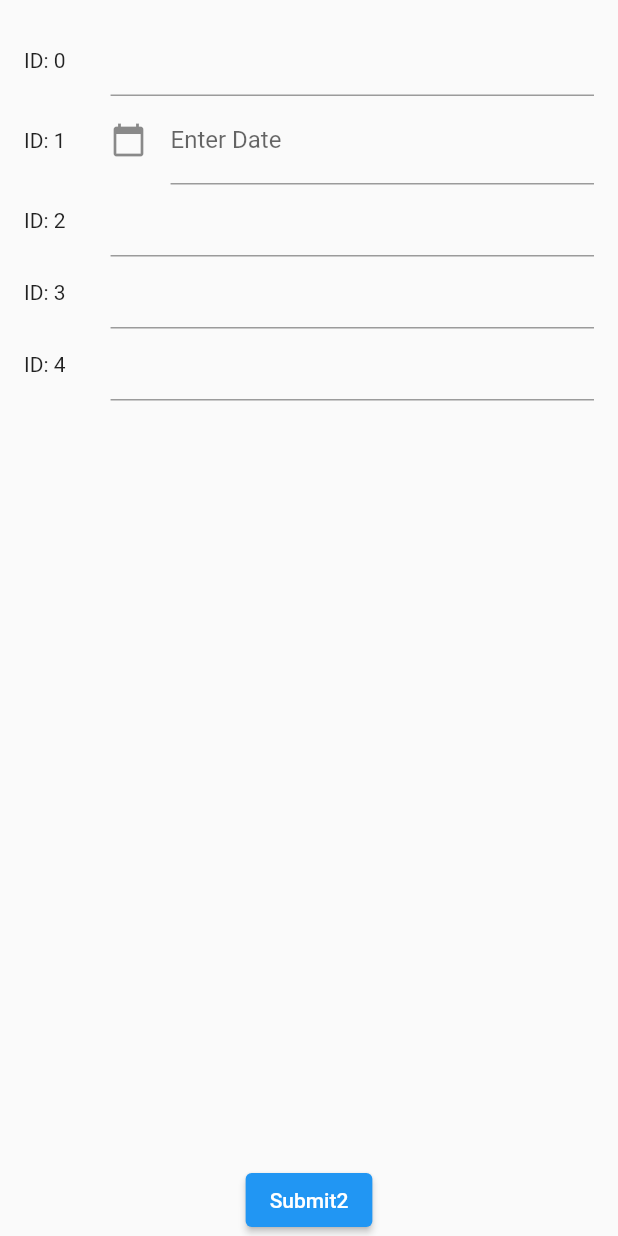
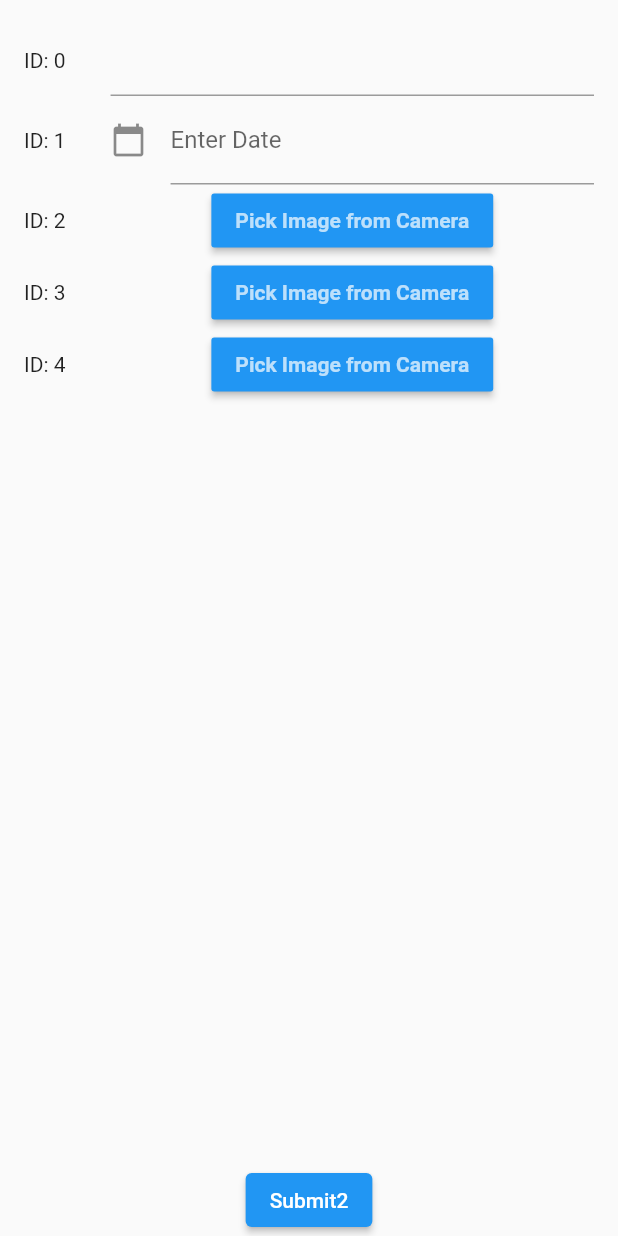
Before and after one commit to jssteux/form_test, a Flutter app: the MyCustomForm screen opened directly, on a phone screen of 412 x 824 dp. Run offline on Flutter 3.47's test engine with Material 2 defaults, Android fonts, the phone set to English and light mode, and no system bars; our stand-ins replace image_picker; missing offline and left inert: vs_scrollbar.

Commit message:
date widget

```diff
--- a/lib/form.dart
+++ b/lib/form.dart
@@ -1,6 +1,8 @@
 import 'package:flutter/material.dart';
 import 'package:intl/intl.dart';
 import 'package:vs_scrollbar/vs_scrollbar.dart';
+
+import 'image_widget.dart';
 
 
 
@@ -77,7 +79,7 @@ class MyCustomFormState extends State<MyCustomForm> {
 
           });
     } else {
-      return const TextField();
+      return const ImageWidget();
     }
   }
 
--- /dev/null
+++ b/lib/image_widget.dart
@@ -0,0 +1,85 @@
+
+
+import 'dart:io';
+
+import 'package:flutter/material.dart';
+import 'package:flutter/services.dart';
+
+import 'package:image_picker/image_picker.dart';
+
+// Define a custom Form widget.
+class ImageWidget extends StatefulWidget {
+
+  const ImageWidget({super.key});
+
+  @override
+  ImageWidgetState createState() {
+    return ImageWidgetState();
+  }
+}
+
+// Define a corresponding State class.
+// This class holds data related to the form.
+class ImageWidgetState extends State<ImageWidget> {
+  // Create a global key that uniquely identifies the Form widget
+  // and allows validation of the form.
+  //
+  // Note: This is a `GlobalKey<FormState>`,
+  // not a GlobalKey<MyCustomFormState>.
+  final _formKey = GlobalKey<ImageWidgetState>();
+
+  File? image;
+  Future pickImage() async {
+    try {
+      final image = await ImagePicker().pickImage(source: ImageSource.gallery);
+      if(image == null) return;
+      final imageTemp = File(image.path);
+      setState(() => this.image = imageTemp);
+    } on PlatformException catch(e) {
+      stderr.writeln(e);
+    }
+  }
+
+
+
+
+  Widget _build() {
+       Column c = Column(
+          children: [
+            MaterialButton(
+                color: Colors.blue,
+                child: const Text(
+                    "Pick Image from Camera",
+                    style: TextStyle(
+                        color: Colors.white70, fontWeight: FontWeight.bold
+                    )
+                ),
+
+                onPressed: () {pickImage();
+                }
+            ),
+
+          ]);
+
+      if( image != null) {
+        c.children.add(Image.file(File(image!.path)));
+      }
+      return c;
+   }
+
+
+
+
+  @override
+  Widget build(BuildContext context) {
+    // Build a Form widget using the _formKey created above.
+    return Form(
+      key: _formKey,
+      child: Column(
+        children: [
+          _build()
+        ],
+      ),
+    );
+  }
+}
--- a/pubspec.yaml
+++ b/pubspec.yaml
@@ -36,6 +36,7 @@ dependencies:
   # Use with the CupertinoIcons class for iOS style icons.
   cupertino_icons: ^1.0.2
   vs_scrollbar: ^0.2.1
+  image_picker: ^0.8.5+2
   intl: ^0.17.0
 
 dev_dependencies:
```
